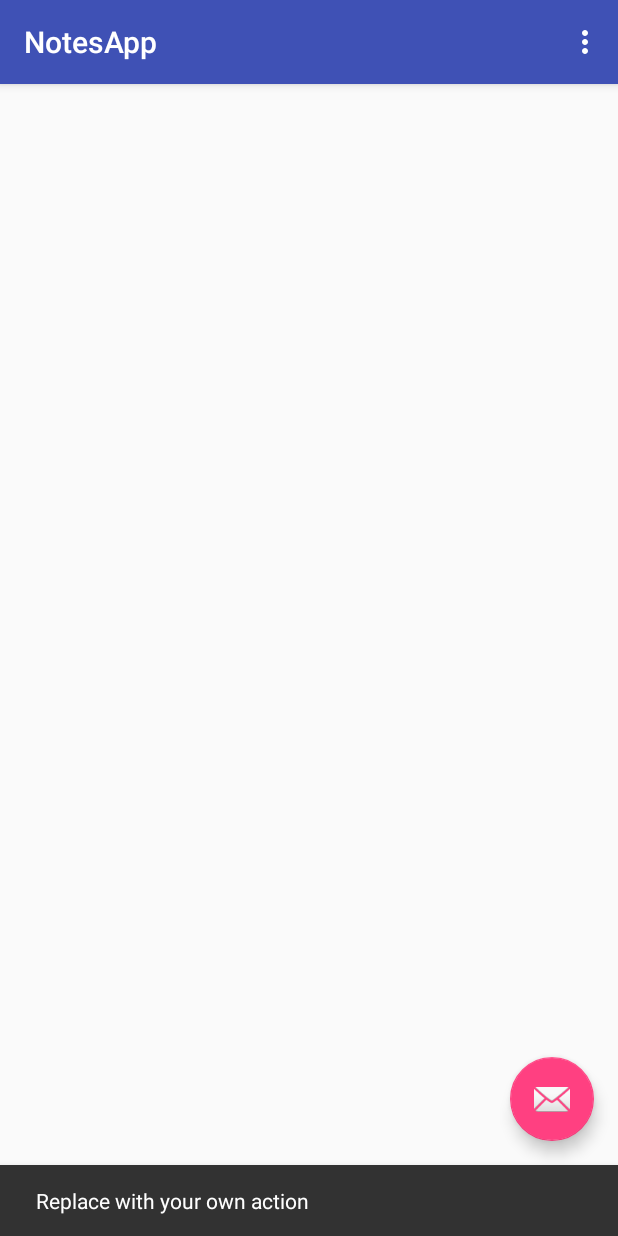
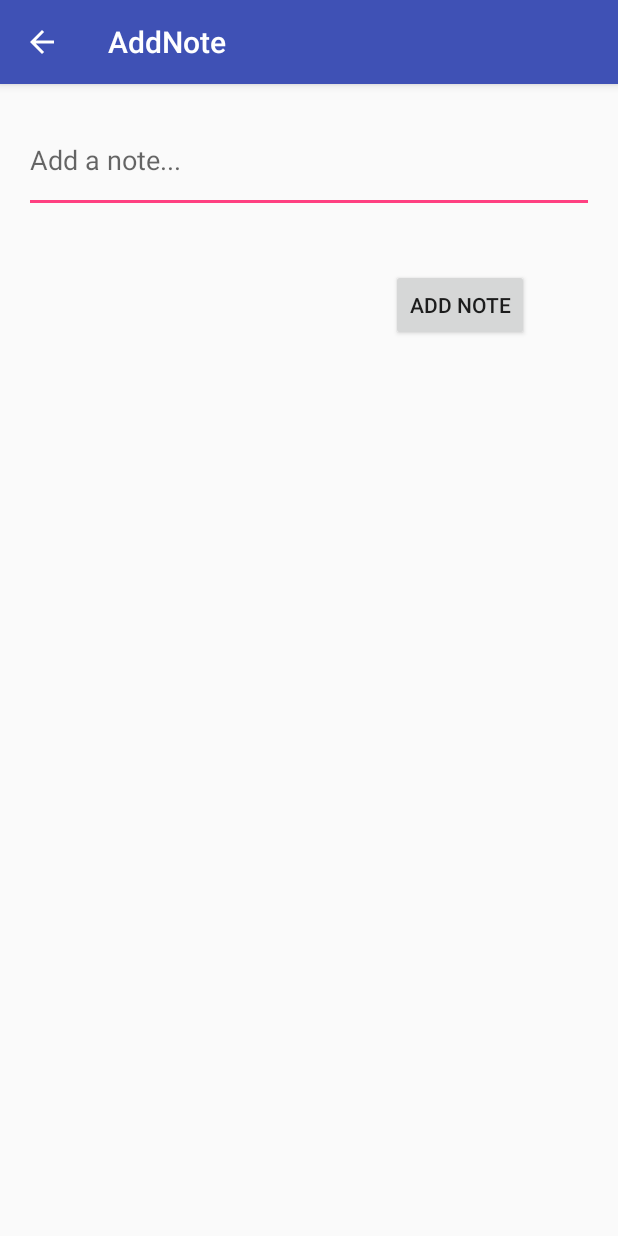
Before and after one commit to LadwaAditya/NotesApp-Android, an Android app: the screen it shows after launch (MainActivity before the commit, AddNote after it), after a tap on an icon or button, on a phone screen of 412 x 824 dp. Run offline under Robolectric (Android 15) with nearby library versions, the phone set to English and light mode, and no system bars; our stand-ins replace Dagger/Hilt's generated code; libraries missing offline, so code that uses them is left out: retrofit2.adapter.rxjava.

Commit message:
Created Note taking activity

```diff
--- a/app/src/main/AndroidManifest.xml
+++ b/app/src/main/AndroidManifest.xml
@@ -19,6 +19,15 @@
                 <category android:name="android.intent.category.LAUNCHER" />
             </intent-filter>
         </activity>
+        <activity
+            android:name=".data.AddNote"
+            android:label="@string/title_activity_add_note"
+            android:parentActivityName=".MainActivity"
+            android:theme="@style/AppTheme.NoActionBar">
+            <meta-data
+                android:name="android.support.PARENT_ACTIVITY"
+                android:value="com.example.aditya.notesapp.MainActivity" />
+        </activity>
     </application>
 
 </manifest>
--- a/app/src/main/java/com/example/aditya/notesapp/MainActivity.java
+++ b/app/src/main/java/com/example/aditya/notesapp/MainActivity.java
@@ -1,15 +1,15 @@
 package com.example.aditya.notesapp;
 
+import android.content.Intent;
 import android.os.Bundle;
 import android.support.design.widget.FloatingActionButton;
-import android.support.design.widget.Snackbar;
 import android.support.v7.app.AppCompatActivity;
 import android.support.v7.widget.Toolbar;
-import android.view.Menu;
-import android.view.MenuItem;
 import android.view.View;
 import android.widget.ArrayAdapter;
 import android.widget.ListView;
+
+import com.example.aditya.notesapp.data.AddNote;
 
 import java.util.ArrayList;
 
@@ -31,38 +31,16 @@ public class MainActivity extends AppCompatActivity {
         //Inject Dependency
 
         NoteApp.getNetComponent().inject(this);
-
         mList = new ArrayList<>();
 
         FloatingActionButton fab = (FloatingActionButton) findViewById(R.id.fab);
         fab.setOnClickListener(new View.OnClickListener() {
             @Override
             public void onClick(View view) {
-                Snackbar.make(view, "Replace with your own action", Snackbar.LENGTH_LONG)
-                        .setAction("Action", null).show();
+                startActivity(new Intent(MainActivity.this, AddNote.class));
             }
         });
     }
 
-    @Override
-    public boolean onCreateOptionsMenu(Menu menu) {
-        // Inflate the menu; this adds items to the action bar if it is present.
-        getMenuInflater().inflate(R.menu.menu_main, menu);
-        return true;
-    }
 
-    @Override
-    public boolean onOptionsItemSelected(MenuItem item) {
-        // Handle action bar item clicks here. The action bar will
-        // automatically handle clicks on the Home/Up button, so long
-        // as you specify a parent activity in AndroidManifest.xml.
-        int id = item.getItemId();
-
-        //noinspection SimplifiableIfStatement
-        if (id == R.id.action_settings) {
-            return true;
-        }
-
-        return super.onOptionsItemSelected(item);
-    }
 }
--- /dev/null
+++ b/app/src/main/java/com/example/aditya/notesapp/data/AddNote.java
@@ -0,0 +1,25 @@
+package com.example.aditya.notesapp.data;
+
+import android.os.Bundle;
+import android.support.design.widget.FloatingActionButton;
+import android.support.design.widget.Snackbar;
+import android.support.v7.app.AppCompatActivity;
+import android.support.v7.widget.Toolbar;
+import android.view.View;
+
+import com.example.aditya.notesapp.R;
+
+public class AddNote extends AppCompatActivity {
+
+    @Override
+    protected void onCreate(Bundle savedInstanceState) {
+        super.onCreate(savedInstanceState);
+        setContentView(R.layout.activity_add_note);
+        Toolbar toolbar = (Toolbar) findViewById(R.id.toolbar);
+        setSupportActionBar(toolbar);
+
+
+        getSupportActionBar().setDisplayHomeAsUpEnabled(true);
+    }
+
+}
--- /dev/null
+++ b/app/src/main/res/layout/activity_add_note.xml
@@ -0,0 +1,27 @@
+<?xml version="1.0" encoding="utf-8"?>
+<android.support.design.widget.CoordinatorLayout xmlns:android="http://schemas.android.com/apk/res/android"
+    xmlns:app="http://schemas.android.com/apk/res-auto"
+    xmlns:tools="http://schemas.android.com/tools"
+    android:layout_width="match_parent"
+    android:layout_height="match_parent"
+    android:fitsSystemWindows="true"
+    tools:context="com.example.aditya.notesapp.data.AddNote">
+
+    <android.support.design.widget.AppBarLayout
+        android:layout_width="match_parent"
+        android:layout_height="wrap_content"
+        android:theme="@style/AppTheme.AppBarOverlay">
+
+        <android.support.v7.widget.Toolbar
+            android:id="@+id/toolbar"
+            android:layout_width="match_parent"
+            android:layout_height="?attr/actionBarSize"
+            android:background="?attr/colorPrimary"
+            app:popupTheme="@style/AppTheme.PopupOverlay" />
+
+    </android.support.design.widget.AppBarLayout>
+
+    <include layout="@layout/content_add_note" />
+
+
+</android.support.design.widget.CoordinatorLayout>
--- /dev/null
+++ b/app/src/main/res/layout/content_add_note.xml
@@ -0,0 +1,38 @@
+<?xml version="1.0" encoding="utf-8"?>
+<RelativeLayout xmlns:android="http://schemas.android.com/apk/res/android"
+    xmlns:app="http://schemas.android.com/apk/res-auto"
+    xmlns:tools="http://schemas.android.com/tools"
+    android:id="@+id/content_add_note"
+    android:layout_width="match_parent"
+    android:layout_height="match_parent"
+    android:paddingBottom="@dimen/activity_vertical_margin"
+    android:paddingLeft="@dimen/activity_horizontal_margin"
+    android:paddingRight="@dimen/activity_horizontal_margin"
+    android:paddingTop="@dimen/activity_vertical_margin"
+    app:layout_behavior="@string/appbar_scrolling_view_behavior"
+    tools:context="com.example.aditya.notesapp.data.AddNote"
+    tools:showIn="@layout/activity_add_note">
+
+    <EditText
+        android:hint="Add a note..."
+        android:layout_width="wrap_content"
+        android:layout_height="70dp"
+        android:layout_alignParentTop="true"
+        android:layout_alignParentLeft="true"
+        android:layout_alignParentStart="true"
+        android:id="@+id/textView"
+        android:layout_alignParentRight="true"
+        android:layout_alignParentEnd="true" />
+
+    <Button
+        android:text="Add Note"
+        android:layout_width="wrap_content"
+        android:layout_height="wrap_content"
+        android:layout_marginRight="43dp"
+        android:layout_marginEnd="43dp"
+        android:layout_marginTop="37dp"
+        android:id="@+id/button_submit"
+        android:layout_below="@+id/textView"
+        android:layout_alignParentRight="true"
+        android:layout_alignParentEnd="true" />
+</RelativeLayout>
--- a/app/src/main/res/values/strings.xml
+++ b/app/src/main/res/values/strings.xml
@@ -1,4 +1,5 @@
 <resources>
     <string name="app_name">NotesApp</string>
     <string name="action_settings">Settings</string>
+    <string name="title_activity_add_note">AddNote</string>
 </resources>
```
